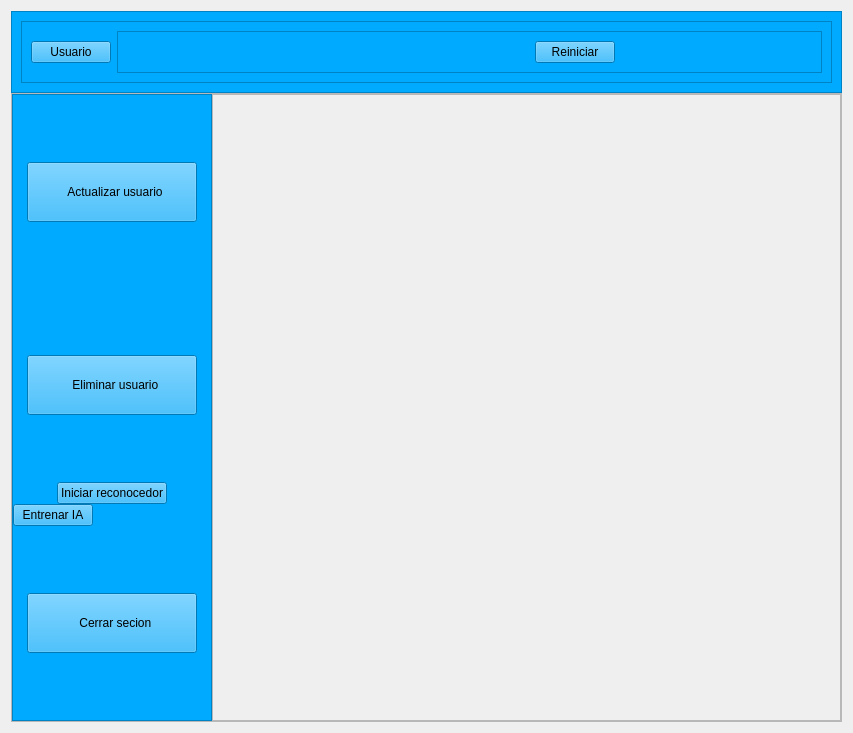
Before: the Qt Designer form ui_files/camara.ui in emanueljulio420/ProyectoDetector, drawn with Qt 5.
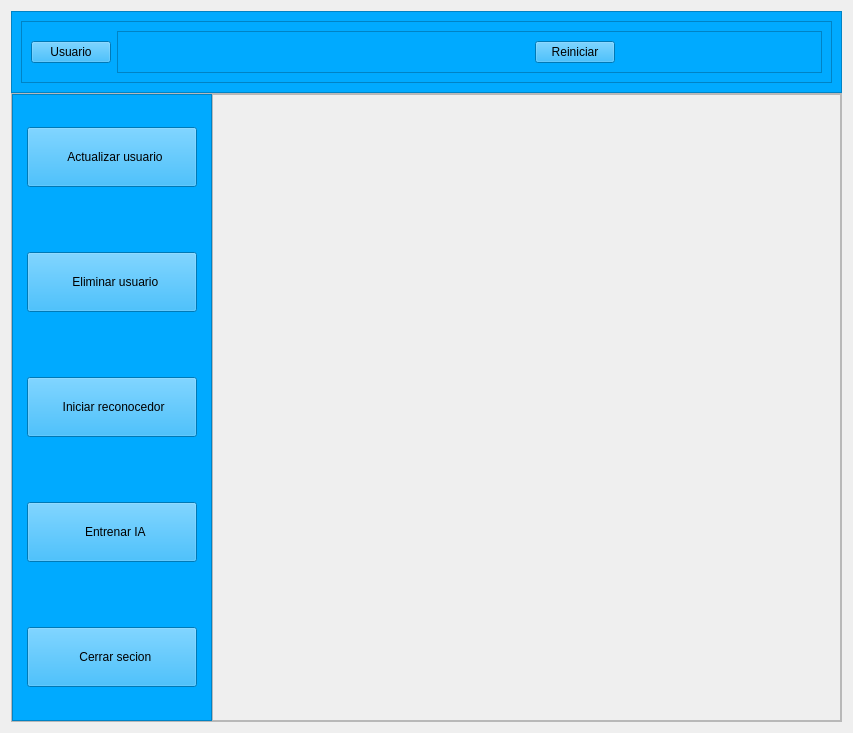
After: the same form once the commit is applied. Icons and pictures are not drawn.

Diff of the .ui file:
```diff
--- a/ui_files/camara.ui
+++ b/ui_files/camara.ui
@@ -280,26 +280,79 @@
            </property>
           </widget>
          </item>
-         <item alignment="Qt::AlignHCenter">
+         <item alignment="Qt::AlignHCenter|Qt::AlignVCenter">
           <widget class="QPushButton" name="iniciarButton">
+           <property name="enabled">
+            <bool>true</bool>
+           </property>
+           <property name="sizePolicy">
+            <sizepolicy hsizetype="Minimum" vsizetype="Minimum">
+             <horstretch>0</horstretch>
+             <verstretch>0</verstretch>
+            </sizepolicy>
+           </property>
+           <property name="minimumSize">
+            <size>
+             <width>170</width>
+             <height>60</height>
+            </size>
+           </property>
+           <property name="toolTip">
+            <string>&lt;html&gt;&lt;head/&gt;&lt;body&gt;&lt;p align=&quot;center&quot;&gt;&lt;br/&gt;&lt;/p&gt;&lt;/body&gt;&lt;/html&gt;</string>
+           </property>
            <property name="text">
-            <string>Iniciar reconocedor</string>
+            <string> Iniciar reconocedor</string>
+           </property>
+           <property name="icon">
+            <iconset>
+             <normaloff>imagenes/active_audio_start_player_button_music_play_icon_219332.png</normaloff>imagenes/active_audio_start_player_button_music_play_icon_219332.png</iconset>
+           </property>
+           <property name="iconSize">
+            <size>
+             <width>50</width>
+             <height>50</height>
+            </size>
+           </property>
+           <property name="shortcut">
+            <string/>
            </property>
           </widget>
          </item>
-         <item>
+         <item alignment="Qt::AlignHCenter|Qt::AlignVCenter">
           <widget class="QPushButton" name="entrenarButton">
+           <property name="enabled">
+            <bool>true</bool>
+           </property>
            <property name="sizePolicy">
-            <sizepolicy hsizetype="Fixed" vsizetype="Fixed">
+            <sizepolicy hsizetype="Minimum" vsizetype="Minimum">
              <horstretch>0</horstretch>
              <verstretch>0</verstretch>
             </sizepolicy>
            </property>
-           <property name="whatsThis">
+           <property name="minimumSize">
+            <size>
+             <width>170</width>
+             <height>60</height>
+            </size>
+           </property>
+           <property name="toolTip">
             <string>&lt;html&gt;&lt;head/&gt;&lt;body&gt;&lt;p align=&quot;center&quot;&gt;&lt;br/&gt;&lt;/p&gt;&lt;/body&gt;&lt;/html&gt;</string>
            </property>
            <property name="text">
-            <string>Entrenar IA</string>
+            <string>  Entrenar IA</string>
+           </property>
+           <property name="icon">
+            <iconset>
+             <normaloff>imagenes/athletic_exercise_game_gym_sport_training_icon_127170.png</normaloff>imagenes/athletic_exercise_game_gym_sport_training_icon_127170.png</iconset>
+           </property>
+           <property name="iconSize">
+            <size>
+             <width>50</width>
+             <height>50</height>
+            </size>
+           </property>
+           <property name="shortcut">
+            <string/>
            </property>
           </widget>
          </item>
```
Left out of the diff: 2 changed lines with no effect on the pictures.
